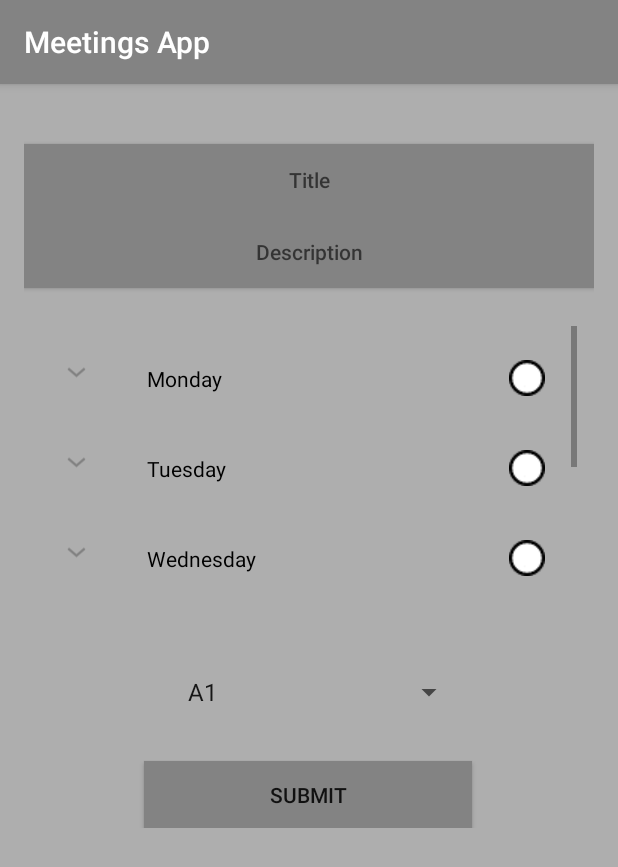
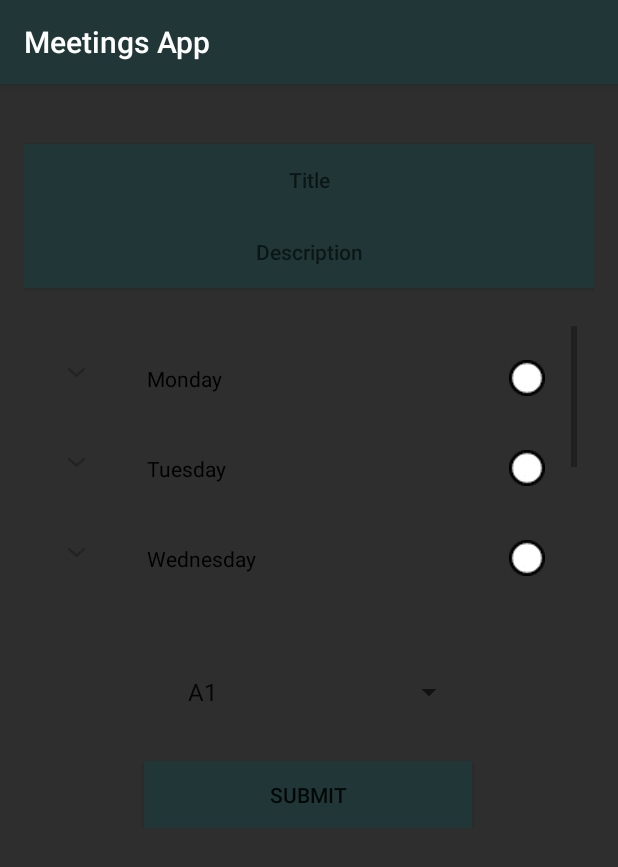
Before and after one commit to nullptr-tech/Hackathon_5.0, an Android app: the CreateMeeting screen opened directly, with no data from a screen before it, on a phone screen of 412 x 824 dp. Shown: the top 867 px of the screen. Run offline under Robolectric (Android 15) with nearby library versions, the phone set to English and light mode, and no system bars; our stand-ins replace Firebase (no records; nobody signed in at launch, a user with empty details on screens opened directly).

Commit message:
Revert "push"
This reverts commit 2c1914949877484328efb05fd31ccacc53b6e072.

```diff
--- a/MeetingApp/app/src/main/res/values/colors.xml
+++ b/MeetingApp/app/src/main/res/values/colors.xml
@@ -105,7 +105,7 @@
     <color name="slate_gray">#708090</color>
     <color name="olive_drab">#6B8E23</color>
     <color name="slate_blue">#6A5ACD</color>
-    <color name="dim_gray">#AEAEAE</color>
+    <color name="dim_gray">#2E2E2E</color>
     <color name="medium_aquamarine">#66CDAA</color>
     <color name="cornflower_blue">#6495ED</color>
     <color name="cadet_blue">#5F9EA0</color>
@@ -118,7 +118,7 @@
     <color name="turquoise">#40E0D0</color>
     <color name="medium_sea_green">#3CB371</color>
     <color name="lime_green">#32CD32</color>
-    <color name="dark_slate_gray">#838383</color>
+    <color name="dark_slate_gray">#213737</color>
     <color name="sea_green">#2E8B57</color>
     <color name="forest_green">#228B22</color>
     <color name="light_sea_green">#20B2AA</color>
```
